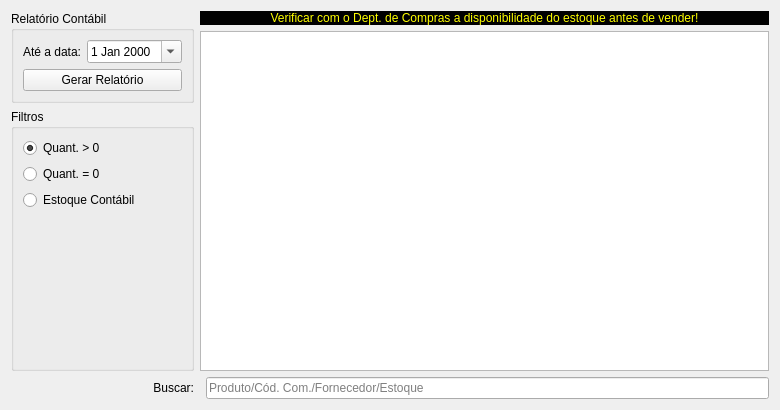
This is ui/widgetestoque.ui in darktorres/ERP-STACCATO as Qt 5 draws it before an edit. The edited form follows.
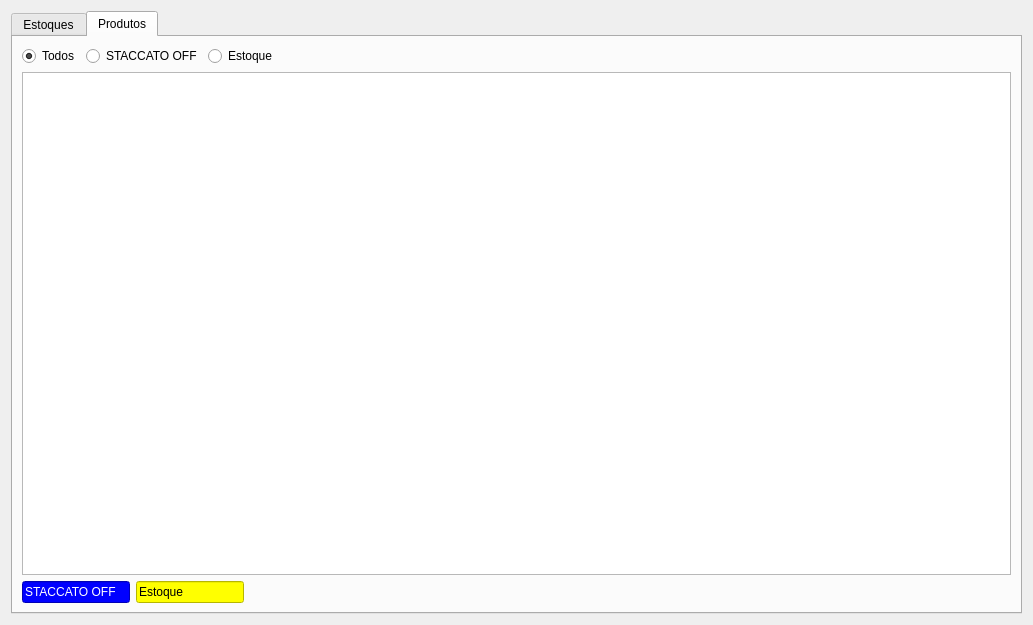
This is the edited form. The open tabs and pages were chosen to show the change. Custom widgets are drawn as their Qt base class.

Commit message: Tela de produtos estoque

Patch:
```diff
--- a/ui/widgetestoque.ui
+++ b/ui/widgetestoque.ui
@@ -6,38 +6,84 @@
    <rect>
     <x>0</x>
     <y>0</y>
-    <width>780</width>
-    <height>410</height>
+    <width>1033</width>
+    <height>625</height>
    </rect>
   </property>
   <property name="windowTitle">
    <string>Form</string>
   </property>
   <layout class="QGridLayout" name="gridLayout">
-   <item row="3" column="0">
-    <widget class="QLabel" name="label_2">
+   <item row="0" column="0">
+    <widget class="QTabWidget" name="tabWidget">
+     <property name="currentIndex">
+      <number>0</number>
+     </property>
+     <widget class="QWidget" name="tab">
+      <attribute name="title">
+       <string>Estoques</string>
+      </attribute>
+      <layout class="QGridLayout" name="gridLayout_6">
+       <item row="0" column="0" rowspan="2">
+        <widget class="QGroupBox" name="groupBoxRelatorio">
+         <property name="title">
+          <string>Relatório Contábil</string>
+         </property>
+         <layout class="QGridLayout" name="gridLayout_3">
+          <item row="0" column="1">
+           <widget class="QDateEdit" name="dateEditMes">
      <property name="enabled">
       <bool>true</bool>
      </property>
+            <property name="calendarPopup">
+             <bool>true</bool>
+            </property>
+           </widget>
+          </item>
+          <item row="0" column="0">
+           <widget class="QLabel" name="label">
      <property name="text">
-      <string>Buscar:</string>
+             <string>Até a data:</string>
+            </property>
+           </widget>
+          </item>
+          <item row="1" column="0" colspan="2">
+           <widget class="QPushButton" name="pushButtonRelatorio">
+            <property name="enabled">
+             <bool>true</bool>
+            </property>
+            <property name="text">
+             <string>Gerar Relatório</string>
+            </property>
+           </widget>
+          </item>
+         </layout>
+        </widget>
+       </item>
+       <item row="0" column="1">
+        <widget class="QLabel" name="label_3">
+         <property name="sizePolicy">
+          <sizepolicy hsizetype="Preferred" vsizetype="Fixed">
+           <horstretch>0</horstretch>
+           <verstretch>0</verstretch>
+          </sizepolicy>
+         </property>
+         <property name="autoFillBackground">
+          <bool>false</bool>
+         </property>
+         <property name="styleSheet">
+          <string notr="true">background-color: rgb(0, 0, 0);
+color: rgb(255, 255, 0);</string>
+         </property>
+         <property name="text">
+          <string>Verificar com o Dept. de Compras a disponibilidade do estoque antes de vender!</string>
      </property>
      <property name="alignment">
-      <set>Qt::AlignRight|Qt::AlignTrailing|Qt::AlignVCenter</set>
+          <set>Qt::AlignCenter</set>
      </property>
     </widget>
    </item>
-   <item row="3" column="2">
-    <widget class="QLineEdit" name="lineEditBusca">
-     <property name="enabled">
-      <bool>true</bool>
-     </property>
-     <property name="placeholderText">
-      <string>Produto/Cód. Com./Fornecedor/Estoque</string>
-     </property>
-    </widget>
-   </item>
-   <item row="1" column="1" rowspan="2" colspan="2">
+       <item row="1" column="1" rowspan="2">
     <widget class="TableView" name="table">
      <property name="mouseTracking">
       <bool>true</bool>
@@ -105,63 +151,146 @@
      </layout>
     </widget>
    </item>
-   <item row="0" column="1" colspan="2">
-    <widget class="QLabel" name="label_3">
-     <property name="sizePolicy">
-      <sizepolicy hsizetype="Preferred" vsizetype="Fixed">
-       <horstretch>0</horstretch>
-       <verstretch>0</verstretch>
-      </sizepolicy>
-     </property>
-     <property name="autoFillBackground">
-      <bool>false</bool>
-     </property>
-     <property name="styleSheet">
-      <string notr="true">background-color: rgb(0, 0, 0);
-color: rgb(255, 255, 0);</string>
+       <item row="3" column="0">
+        <widget class="QLabel" name="label_2">
+         <property name="enabled">
+          <bool>true</bool>
      </property>
      <property name="text">
-      <string>Verificar com o Dept. de Compras a disponibilidade do estoque antes de vender!</string>
+          <string>Buscar:</string>
      </property>
      <property name="alignment">
-      <set>Qt::AlignCenter</set>
+          <set>Qt::AlignRight|Qt::AlignTrailing|Qt::AlignVCenter</set>
      </property>
     </widget>
    </item>
-   <item row="0" column="0" rowspan="2">
-    <widget class="QGroupBox" name="groupBoxRelatorio">
-     <property name="title">
-      <string>Relatório Contábil</string>
-     </property>
-     <layout class="QGridLayout" name="gridLayout_3">
-      <item row="0" column="1">
-       <widget class="QDateEdit" name="dateEditMes">
+       <item row="3" column="1">
+        <widget class="QLineEdit" name="lineEditBusca">
         <property name="enabled">
          <bool>true</bool>
         </property>
-        <property name="calendarPopup">
-         <bool>true</bool>
+         <property name="placeholderText">
+          <string>Produto/Cód. Com./Fornecedor/Estoque</string>
         </property>
        </widget>
       </item>
+      </layout>
+     </widget>
+     <widget class="QWidget" name="tab_2">
+      <attribute name="title">
+       <string>Produtos</string>
+      </attribute>
+      <layout class="QGridLayout" name="gridLayout_8">
       <item row="0" column="0">
-       <widget class="QLabel" name="label">
+        <layout class="QHBoxLayout" name="horizontalLayout_2">
+         <item>
+          <widget class="QRadioButton" name="radioButtonTodos">
         <property name="text">
-         <string>Até a data:</string>
-        </property>
-       </widget>
-      </item>
-      <item row="1" column="0" colspan="2">
-       <widget class="QPushButton" name="pushButtonRelatorio">
-        <property name="enabled">
+            <string>Todos</string>
+           </property>
+           <property name="checked">
+            <bool>true</bool>
+           </property>
+          </widget>
+         </item>
+         <item>
+          <widget class="QRadioButton" name="radioButtonStaccatoOFF">
+           <property name="text">
+            <string>STACCATO OFF</string>
+           </property>
+          </widget>
+         </item>
+         <item>
+          <widget class="QRadioButton" name="radioButtonEstoque">
+           <property name="text">
+            <string>Estoque</string>
+           </property>
+          </widget>
+         </item>
+         <item>
+          <spacer name="horizontalSpacer">
+           <property name="orientation">
+            <enum>Qt::Horizontal</enum>
+           </property>
+           <property name="sizeHint" stdset="0">
+            <size>
+             <width>40</width>
+             <height>20</height>
+            </size>
+           </property>
+          </spacer>
+         </item>
+        </layout>
+       </item>
+       <item row="1" column="0">
+        <widget class="TableView" name="tableProdutos">
+         <property name="editTriggers">
+          <set>QAbstractItemView::NoEditTriggers</set>
+         </property>
+         <property name="selectionBehavior">
+          <enum>QAbstractItemView::SelectRows</enum>
+         </property>
+        </widget>
+       </item>
+       <item row="2" column="0">
+        <layout class="QHBoxLayout" name="horizontalLayout">
+         <item>
+          <widget class="QLineEdit" name="lineEditEstoque_2">
+           <property name="sizePolicy">
+            <sizepolicy hsizetype="Fixed" vsizetype="Fixed">
+             <horstretch>0</horstretch>
+             <verstretch>0</verstretch>
+            </sizepolicy>
+           </property>
+           <property name="styleSheet">
+            <string notr="true">background-color: rgb(0, 0, 255);
+color: rgb(255, 255, 255);</string>
+           </property>
+           <property name="text">
+            <string>STACCATO OFF</string>
+           </property>
+           <property name="readOnly">
          <bool>true</bool>
         </property>
+          </widget>
+         </item>
+         <item>
+          <widget class="QLineEdit" name="lineEditEstoque">
+           <property name="sizePolicy">
+            <sizepolicy hsizetype="Fixed" vsizetype="Fixed">
+             <horstretch>0</horstretch>
+             <verstretch>0</verstretch>
+            </sizepolicy>
+           </property>
+           <property name="styleSheet">
+            <string notr="true">background-color: rgb(255, 255, 0);
+color: rgb(0, 0, 0);</string>
+           </property>
         <property name="text">
-         <string>Gerar Relatório</string>
-        </property>
-       </widget>
-      </item>
-     </layout>
+            <string>Estoque</string>
+           </property>
+           <property name="readOnly">
+            <bool>true</bool>
+           </property>
+          </widget>
+         </item>
+         <item>
+          <spacer name="horizontalSpacer_2">
+           <property name="orientation">
+            <enum>Qt::Horizontal</enum>
+           </property>
+           <property name="sizeHint" stdset="0">
+            <size>
+             <width>40</width>
+             <height>20</height>
+            </size>
+           </property>
+          </spacer>
+         </item>
+        </layout>
+       </item>
+      </layout>
+     </widget>
     </widget>
    </item>
   </layout>
```
Lines whose indentation alone changed are shown as unchanged. The commit also changes 2 other files.
